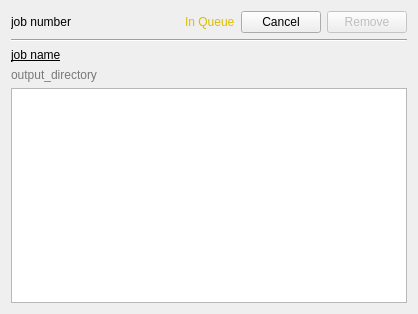
Before: the Qt Designer form ui/worker_widget.ui in EBSP-Indexer/EBSP-Indexer, drawn with Qt 5.
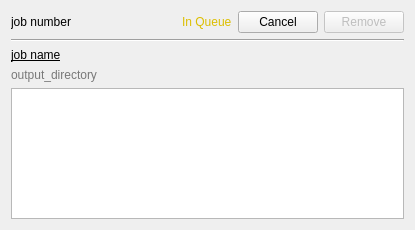
After: the same form once the commit is applied. Icons and pictures are not drawn.

The edit to the form file:
```diff
--- a/ui/worker_widget.ui
+++ b/ui/worker_widget.ui
@@ -6,8 +6,8 @@
    <rect>
     <x>0</x>
     <y>0</y>
-    <width>418</width>
-    <height>314</height>
+    <width>415</width>
+    <height>230</height>
    </rect>
   </property>
   <property name="windowTitle">
@@ -220,9 +220,8 @@
      </property>
      <property name="html">
       <string>&lt;!DOCTYPE HTML PUBLIC &quot;-//W3C//DTD HTML 4.0//EN&quot; &quot;http://www.w3.org/TR/REC-html40/strict.dtd&quot;&gt;
-&lt;html&gt;&lt;head&gt;&lt;meta name=&quot;qrichtext&quot; content=&quot;1&quot; /&gt;&lt;meta charset=&quot;utf-8&quot; /&gt;&lt;style type=&quot;text/css&quot;&gt;
+&lt;html&gt;&lt;head&gt;&lt;meta name=&quot;qrichtext&quot; content=&quot;1&quot; /&gt;&lt;style type=&quot;text/css&quot;&gt;
 p, li { white-space: pre-wrap; }
-hr { height: 1px; border-width: 0; }
 &lt;/style&gt;&lt;/head&gt;&lt;body style=&quot; font-family:'Cascadia Code'; font-size:8pt; font-weight:400; font-style:normal;&quot;&gt;
 &lt;p style=&quot;-qt-paragraph-type:empty; margin-top:0px; margin-bottom:0px; margin-left:0px; margin-right:0px; -qt-block-indent:0; text-indent:0px;&quot;&gt;&lt;br /&gt;&lt;/p&gt;&lt;/body&gt;&lt;/html&gt;</string>
      </property>
```
